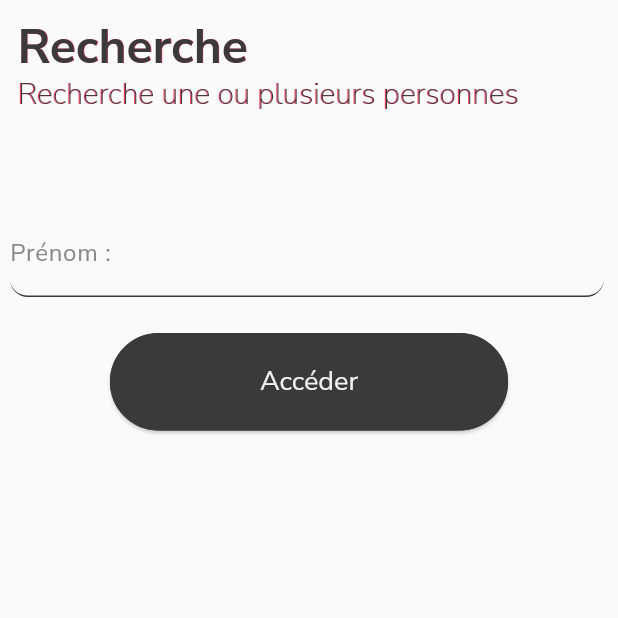
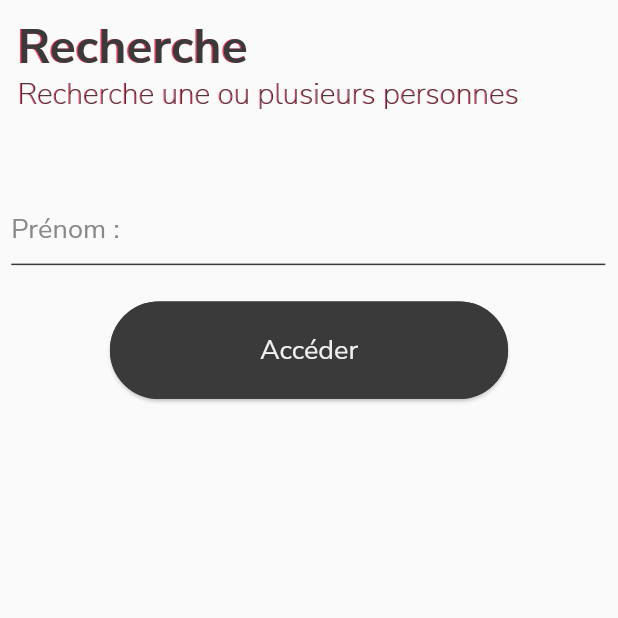
Before and after one commit to Elymne/red-flags, a Flutter app: the screen it shows after launch, on a phone screen of 412 x 824 dp, the top half of it. Run offline on Flutter 3.47's test engine with Material 3 defaults, Android fonts, the phone set to English and light mode, and no system bars; our stand-ins replace dio, flutter_dotenv, flutter_riverpod, google_fonts; generated files the repository leaves out were written again.

Commit message:
Stylish Input custom widget

```diff
--- a/lib/app/screens/search_screen.dart
+++ b/lib/app/screens/search_screen.dart
@@ -54,6 +54,7 @@ class _State extends ConsumerState<SearchScreen> {
             padding: const EdgeInsets.symmetric(horizontal: 8.0, vertical: 4.0),
             child: StylishInput(
               AppLocalizations.of(context)!.firstNameInput,
+              animColor: Theme.of(context).colorScheme.primary,
               onChanged: (value) {
                 _firstname = value;
                 _onInputChange();
--- a/lib/app/widgets/shakle_text.dart
+++ b/lib/app/widgets/shakle_text.dart
@@ -5,19 +5,27 @@ class ShakleText extends StatefulWidget {
   /// About text.
   final TextStyle? style;
   final String text;
+  final Color animColor;
 
-  /// About animations.
+  /// Text animation.
   final Duration speedAnimation;
+  final double force;
+
+  /// Idle animation.
   final bool hasIdleAnim;
-  final Color animColor;
+  final double idleForce;
 
   const ShakleText(
     this.text, {
     super.key,
     required this.style,
-    required this.speedAnimation,
     required this.animColor,
+
+    this.speedAnimation = const Duration(milliseconds: 100),
+    this.force = 1,
+
     this.hasIdleAnim = false,
+    this.idleForce = 0.4,
   });
 
   @override
@@ -32,13 +40,13 @@ class _State extends State<ShakleText> with TickerProviderStateMixin {
   late final Timer _timer;
 
   /// Power of movement animation. Lower value will make animation shake less for example.
-  double _forceAnimation = 1.0;
+  late double _forceAnimation = widget.force;
 
   /// Shake Animation for while text is pop in.
   late final AnimationController _shakyController1;
   late final Animation<double> _shakyAnimation1;
   final Duration _shakyDurationTic1 = Duration(milliseconds: 200);
-  final Duration _idleDurationTic1 = Duration(milliseconds: 1600);
+  final Duration _idleDurationTic1 = Duration(milliseconds: 2000);
 
   late final AnimationController _shakyController2;
   late final Animation<double> _shakyAnimation2;
@@ -73,7 +81,7 @@ class _State extends State<ShakleText> with TickerProviderStateMixin {
 
         /// If idle animation is set to true, we smooth current anim and start it.
         if (widget.hasIdleAnim) {
-          _forceAnimation = 0.3;
+          _forceAnimation = widget.idleForce;
           _shakyController1.duration = _idleDurationTic1;
           _shakyController2.duration = _idleDurationTic2;
           // Run the anim again to take account of changes.
--- a/lib/app/widgets/stylish_input.dart
+++ b/lib/app/widgets/stylish_input.dart
@@ -2,9 +2,10 @@ import 'package:flutter/material.dart';
 
 class StylishInput extends StatefulWidget {
   final String label;
-  final void Function(String)? onChanged;
+  final Color animColor;
+  final void Function(String) onChanged;
 
-  const StylishInput(this.label, {super.key, required this.onChanged});
+  const StylishInput(this.label, {super.key, required this.onChanged, required this.animColor});
 
   @override
   State<StatefulWidget> createState() => _State();
@@ -24,20 +25,21 @@ class _State extends State<StylishInput> with TickerProviderStateMixin {
   late final Animation<double> _shakyAnimation2;
   final Duration _shakyDurationTic2 = Duration(milliseconds: 200);
 
+  /// Current state of input. Allow me to know when I have to activate or not the animation.
+  String inputValue = "";
+  bool isFocus = false;
+
   @override
   void initState() {
     super.initState();
-
     // Set the text shaky animation for background text. The anim is started or stoped depending of the input focus.
     _shakyController1 = AnimationController(vsync: this, duration: _shakyDurationTic1);
-    _shakyAnimation1 = Tween<double>(begin: -1, end: 1).animate(_shakyController1);
+    _shakyAnimation1 = Tween<double>(begin: -1.0, end: 1.0).animate(_shakyController1);
     _shakyAnimation1.addStatusListener((status) {});
-
     // Set the text shaky animation for frontend text. The anim is started or stoped depending of the input focus.
     _shakyController2 = AnimationController(vsync: this, duration: _shakyDurationTic2);
-    _shakyAnimation2 = Tween<double>(begin: -1.4, end: 1.4).animate(_shakyController2);
+    _shakyAnimation2 = Tween<double>(begin: -0.5, end: 0.5).animate(_shakyController2);
     _shakyAnimation2.addStatusListener((status) {});
-
     // Listen Input focus mode. Will start or stop the animation depending of the focus state of the input.
     _focus.addListener(_onFocusUpdate);
   }
@@ -56,46 +58,72 @@ class _State extends State<StylishInput> with TickerProviderStateMixin {
   Widget build(BuildContext context) {
     return Stack(
       children: [
-        // AnimatedBuilder(
-        //   animation: _shakyAnimation1,
-        //   builder: (context, child) {
-        //     return Transform.translate(
-        //       offset: Offset(_shakyAnimation1.value, 0),
-        //       child: TextField(style: Theme.of(context).textTheme.labelLarge, decoration: InputDecoration(labelText: widget.label)),
-        //     );
-        //   },
-        // ),
+        if (isFocus)
+          AnimatedBuilder(
+            animation: _shakyController1,
+            builder: (context, child) {
+              return Transform.translate(
+                offset: Offset(_shakyAnimation1.value, _shakyAnimation1.value / 2),
+                child: Column(
+                  mainAxisAlignment: MainAxisAlignment.start,
+                  mainAxisSize: MainAxisSize.min,
+                  crossAxisAlignment: CrossAxisAlignment.start,
+                  children: [
+                    Text(
+                      inputValue.isEmpty ? widget.label : "",
+                      style: Theme.of(context).textTheme.labelLarge?.copyWith(color: widget.animColor),
+                    ),
+                    SizedBox(height: 10),
+                    Container(height: 1, width: double.infinity, color: widget.animColor),
+                  ],
+                ),
+              );
+            },
+          ),
         AnimatedBuilder(
           animation: _shakyAnimation2,
           builder: (context, child) {
             return Transform.translate(
-              offset: Offset(_shakyAnimation2.value, 0),
-              child: TextField(
-                focusNode: _focus,
-                onChanged: (value) {},
-                style: Theme.of(context).textTheme.labelLarge,
-                decoration: InputDecoration(
-                  labelText: widget.label,
-
-                  border: UnderlineInputBorder(
-                    borderRadius: BorderRadius.circular(12),
-                    borderSide: BorderSide(color: Theme.of(context).colorScheme.outline, width: 1),
+              offset: Offset(_shakyAnimation2.value, _shakyAnimation2.value / 2),
+              child: Column(
+                mainAxisAlignment: MainAxisAlignment.start,
+                mainAxisSize: MainAxisSize.min,
+                crossAxisAlignment: CrossAxisAlignment.start,
+                children: [
+                  Text(
+                    inputValue.isEmpty ? widget.label : "",
+                    style: Theme.of(context).textTheme.labelLarge?.copyWith(color: Theme.of(context).colorScheme.onSurfaceVariant),
                   ),
-                ),
+                  SizedBox(height: 10),
+                  Container(height: 1, width: double.infinity, color: Theme.of(context).colorScheme.outline),
+                ],
               ),
             );
           },
+        ),
+        TextField(
+          focusNode: _focus,
+          onChanged: (value) {
+            setState(() => inputValue = value);
+            widget.onChanged(value);
+          },
+          style: Theme.of(context).textTheme.labelLarge,
+          decoration: null,
         ),
       ],
     );
   }
 
   void _onFocusUpdate() {
-    if (_focus.hasFocus) {
-      // TODO : Run animation, and all…
+    setState(() => isFocus = _focus.hasFocus);
+    if (isFocus) {
+      // Run loop animation.
+      _shakyController1.repeat(reverse: true);
+      _shakyController2.repeat(reverse: true);
       return;
     }
-
-    // TODO : revert the animation and pause it. Then
+    // Revert and stop animation.
+    _shakyController1.reverse();
+    _shakyController2.reverse();
   }
 }
--- a/lib/app/widgets/title_container.dart
+++ b/lib/app/widgets/title_container.dart
@@ -22,15 +22,15 @@ class TitleContainer extends StatelessWidget {
             ShakleText(
               title,
               style: Theme.of(context).textTheme.headlineLarge,
+              animColor: Theme.of(context).primaryColor,
               speedAnimation: Duration(milliseconds: 100),
-              animColor: Theme.of(context).primaryColor,
               hasIdleAnim: true,
             ),
             ShakleText(
               subtitle,
               style: Theme.of(context).textTheme.headlineMedium,
+              animColor: Theme.of(context).primaryColor,
               speedAnimation: Duration(milliseconds: 40),
-              animColor: Theme.of(context).primaryColor,
               hasIdleAnim: true,
             ),
             SizedBox(height: 10),
```
